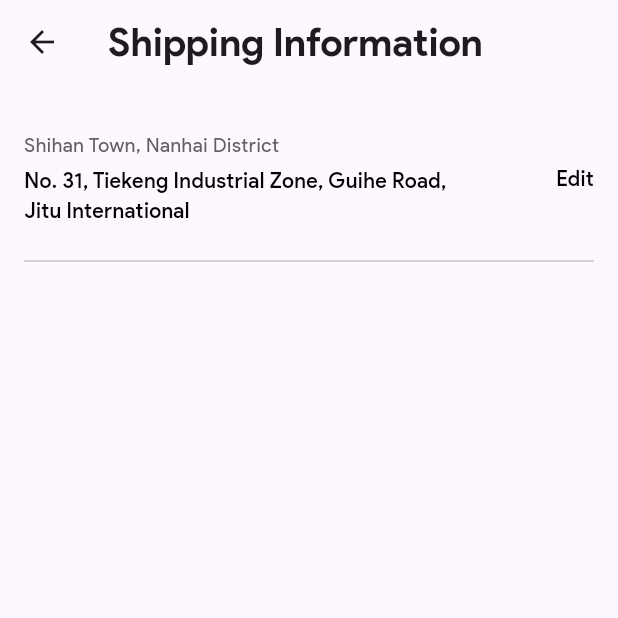
After one commit to ChhairongCoding/E_commerce_app, a Flutter app: the CheckoutScreen screen opened by its route, after a tap on "1. Shipping Information", on a phone screen of 412 x 824 dp, the top half of it. The commit adds this screen. Run offline on Flutter 3.47's test engine with Material 3 defaults, Android fonts, the phone set to English and light mode, and no system bars; our stand-ins replace cached_network_image, get, get_storage, hugeicons, jwt_decoder, pinput; accounts and stored records are empty; network calls fail.

Commit message:
UI checkout

```diff
--- a/lib/core/utils/app_pages.dart
+++ b/lib/core/utils/app_pages.dart
@@ -6,6 +6,7 @@ import 'package:e_commerce_app/views/auth_view/otp_screen.dart';
 import 'package:e_commerce_app/views/main_views/main_screen.dart';
 import 'package:e_commerce_app/views/notification_screen.dart';
 import 'package:e_commerce_app/views/payment_view/checkout_screen.dart';
+import 'package:e_commerce_app/views/payment_view/shipping_screen.dart';
 import 'package:e_commerce_app/views/shop_screen.dart';
 import 'package:e_commerce_app/widgets/custom_detail_product.dart';
 import 'package:get/get_navigation/get_navigation.dart';
@@ -24,5 +25,6 @@ List<GetPage<dynamic>> get appPages {
     GetPage(name: AppRoutes.detail, page: () => CustomDetailProduct()),
     GetPage(name: AppRoutes.notification, page: () => NotificationScreen()),
     GetPage(name: AppRoutes.checkout, page: () => CheckoutScreen()),
+    GetPage(name: AppRoutes.shipping, page: () => ShippingScreen()),
   ];
 }
--- a/lib/core/utils/app_routes.dart
+++ b/lib/core/utils/app_routes.dart
@@ -8,4 +8,5 @@ class AppRoutes {
   static String detail = '/detail';
   static String notification = '/notification';
   static String checkout = '/checkout';
+  static String shipping =  '/shipping' ;
 }
--- a/lib/views/cart_screen.dart
+++ b/lib/views/cart_screen.dart
@@ -1,6 +1,8 @@
 import 'package:cached_network_image/cached_network_image.dart';
+import 'package:e_commerce_app/core/utils/app_routes.dart';
 import 'package:e_commerce_app/widgets/show_checkout_bottom_sheet.dart';
 import 'package:flutter/material.dart';
+import 'package:get/get.dart';
 
 class CartScreen extends StatelessWidget {
   const CartScreen({super.key});
@@ -51,11 +53,14 @@ class CartScreen extends StatelessWidget {
                           ],
                         ),
                         ElevatedButton(
-                          style: ElevatedButton.styleFrom(),
+                          style: ElevatedButton.styleFrom(
+                          ),
                           onPressed: () {
-                            //check out
+                            Get.toNamed(AppRoutes.checkout);
                           },
-                          child: Text("Check-Out"),
+                          child: Text("Check out", style: Theme.of(context).textTheme.bodyMedium?.copyWith(
+
+                          ),),
                         ),
                       ],
                     ),
--- a/lib/views/notification_screen.dart
+++ b/lib/views/notification_screen.dart
@@ -35,7 +35,7 @@ class NotificationScreen extends StatelessWidget {
                         Text(
                           "Summer sale up to 20% off. Limited voucher. Get now!! 😜",
                           style: Theme.of(context).textTheme.bodyLarge
-                              ?.copyWith(color: Colors.blueGrey),
+                              ?.copyWith(color: Colors.grey[700]),
                         ),
                       ],
                     ),
@@ -59,7 +59,7 @@ class NotificationScreen extends StatelessWidget {
                         Text(
                           "New Autumn Collection 30% off",
                           style: Theme.of(context).textTheme.bodyLarge
-                              ?.copyWith(color: Colors.blueGrey),
+                              ?.copyWith(color: Colors.grey[700]),
                         ),
                       ],
                     ),
--- a/lib/views/payment_view/checkout_screen.dart
+++ b/lib/views/payment_view/checkout_screen.dart
@@ -1,4 +1,5 @@
 import 'package:cached_network_image/cached_network_image.dart';
+import 'package:e_commerce_app/core/utils/app_routes.dart';
 import 'package:flutter/material.dart';
 import 'package:get/get.dart';
 
@@ -10,98 +11,269 @@ class CheckoutScreen extends StatelessWidget {
   @override
   Widget build(BuildContext context) {
     return Scaffold(
-      appBar: AppBar(
-        centerTitle: true,
-        title: Text("Check out"),
-        leading: IconButton(
-          onPressed: () => Get.back(),
-          icon: Icon(Icons.arrow_back_ios),
+      appBar: AppBar(title: Text("Check out")),
+      body: SingleChildScrollView(
+        padding: const EdgeInsets.all(16),
+        child: Column(
+          children: [
+            // Product Card
+            Container(
+              padding: EdgeInsets.all(16),
+              decoration: BoxDecoration(
+                color: Colors.white,
+                boxShadow: [
+                  BoxShadow(
+                    color: Colors.black12,
+                    blurRadius: 3,
+                    offset: Offset(0, 5),
+                  ),
+                ],
+                borderRadius: BorderRadius.circular(12),
+              ),
+              child: Column(
+                spacing: 16,
+                children: List.generate(
+                  3,
+                  (index) => Row(
+                    children: [
+                      SizedBox(
+                        width: 100,
+                        child: CachedNetworkImage(
+                          fit: BoxFit.cover,
+                          imageUrl:
+                              "https://flatspotrecords.com/cdn/shop/files/ONLYONEMODEJERSEYFRONT2_1800x1800.png?v=1714055319",
                         ),
                       ),
-      body: Padding(
-        padding: EdgeInsets.all(16),
-        child: SingleChildScrollView(
+                      SizedBox(width: 16),
+                      Expanded(
                         child: Column(
-            spacing: 26,
-            children: [
-              Obx(
-                () => Column(
                           crossAxisAlignment: CrossAxisAlignment.start,
-                  spacing: 16,
                           children: [
                             Text(
-                      "Payment",
+                              "SPEED - ONLY ONE MODE JERSEY – Flatspot Records",
+                              style: Theme.of(context).textTheme.titleMedium
+                                  ?.copyWith(color: Colors.grey[700]),
+                            ),
+                            SizedBox(height: 8),
+                            Row(
+                              mainAxisAlignment: MainAxisAlignment.spaceBetween,
+                              children: [
+                                Text(
+                                  "\$60.00",
                                   style: Theme.of(context).textTheme.titleLarge,
                                 ),
-                    Row(
-                      spacing: 16,
-                      children: List.generate(3, (index) {
-                        final isSelected = selectedIndex.value == index;
-                        final icon = index == 0
-                            ? Icons.money_rounded
-                            : index == 1
-                            ? Icons.credit_card
-                            : Icons.more_horiz;
-
-                        final label = index == 0
-                            ? "Cash"
-                            : index == 1
-                            ? "Credit Card"
-                            : "More";
-
-                        return Expanded(
-                          child: GestureDetector(
-                            onTap: () => selectedIndex.value = index,
-                            child: Container(
-                              constraints: const BoxConstraints(
-                                minWidth: 200,
-                                minHeight: 70,
+                                GestureDetector(
+                                  onTap: () {},
+                                  child: Text(
+                                    "x1",
+                                    style: Theme.of(context)
+                                        .textTheme
+                                        .titleSmall
+                                        ?.copyWith(color: Colors.grey[700]),
                                   ),
-                              decoration: BoxDecoration(
-                                borderRadius: BorderRadius.circular(6),
-                                border: Border.all(
-                                  color: isSelected
-                                      ? Colors.blue
-                                      : const Color(0xff6E768A),
-                                  width: isSelected ? 1.5 : 0.4,
                                 ),
-                                color: isSelected
-                                    ? Colors.blue.withOpacity(0.1)
-                                    : null,
+                              ],
                             ),
-                              child: Column(
-                                mainAxisAlignment: MainAxisAlignment.center,
-                                children: [
-                                  Icon(
-                                    icon,
-                                    size: 32,
-                                    color: isSelected
-                                        ? Colors.blue
-                                        : const Color(0xff6E768A),
-                                  ),
-                                  Text(
-                                    label,
-                                    style: TextStyle(
-                                      fontSize: 14,
-                                      color: isSelected
-                                          ? Colors.blue
-                                          : const Color(0xff6E768A),
+                          ],
                         ),
                       ),
                     ],
                   ),
                 ),
               ),
-                        );
-                      }),
+            ),
+            SizedBox(height: 36),
+
+            // Address
+            address(context),
+
+            SizedBox(height: 36, child: Divider()),
+
+            // Payment
+            paymentMethod(context),
+
+            SizedBox(height: 36, child: Divider()),
+
+            Column(
+              spacing: 6,
+              crossAxisAlignment: CrossAxisAlignment.start,
+              children: [
+                Text(
+                  "Order Summary",
+                  style: Theme.of(context).textTheme.titleLarge?.copyWith(
+                    fontSize: 24,
+                    fontWeight: FontWeight.w500,
+                  ),
+                ),
+                Row(
+                  mainAxisAlignment: MainAxisAlignment.spaceBetween,
+                  children: [
+                    Text(
+                      "Subtotal",
+                      style: Theme.of(context).textTheme.bodyLarge,
+                    ),
+                    Text("\$100", style: Theme.of(context).textTheme.bodyLarge),
+                  ],
+                ),
+                Row(
+                  mainAxisAlignment: MainAxisAlignment.spaceBetween,
+                  children: [
+                    Text(
+                      "Shipping (Standard 5-8day) ",
+                      style: Theme.of(context).textTheme.bodyLarge,
+                    ),
+                    Text(
+                      "\$8.55",
+                      style: Theme.of(context).textTheme.bodyLarge,
+                    ),
+                  ],
+                ),
+                Row(
+                  mainAxisAlignment: MainAxisAlignment.spaceBetween,
+                  children: [
+                    Text("Tax", style: Theme.of(context).textTheme.bodyLarge),
+                    Text("\$0", style: Theme.of(context).textTheme.bodyLarge),
+                  ],
+                ),
+                Row(
+                  mainAxisAlignment: MainAxisAlignment.spaceBetween,
+                  children: [
+                    Text("Total", style: Theme.of(context).textTheme.bodyLarge),
+                    Text(
+                      "\$108.55",
+                      style: Theme.of(context).textTheme.bodyLarge,
+                    ),
+                  ],
+                ),
+              ],
+            ),
+            SizedBox(height: 36),
+            SizedBox(
+              width: double.infinity,
+              child: ElevatedButton(
+                style: ElevatedButton.styleFrom(
+                  fixedSize: Size(double.infinity, 20),
+                ),
+                onPressed: () {},
+                child: Text(
+                  "Confirm Order",
+                  style: Theme.of(context).textTheme.bodyLarge,
+                ),
+              ),
             ),
           ],
         ),
       ),
+    );
+  }
 
-             Obx(()=> selectedIndex.value == 1 ? creditCard(context) : SizedBox.shrink(),)
+  Column paymentMethod(BuildContext context) {
+    return Column(
+      crossAxisAlignment: CrossAxisAlignment.start,
+      children: [
+        Text(
+          "2. Payment Method",
+          style: Theme.of(context).textTheme.titleLarge?.copyWith(
+            fontSize: 24,
+            fontWeight: FontWeight.w500,
+          ),
+        ),
+        SizedBox(height: 6),
+        Row(
+          mainAxisAlignment: MainAxisAlignment.spaceBetween,
+          children: [
+            SizedBox(
+              width: 200,
+              child: Column(
+                crossAxisAlignment: CrossAxisAlignment.start,
+                children: [
+                  Text(
+                    "Chhairong Chhin",
+                    style: Theme.of(
+                      context,
+                    ).textTheme.bodyLarge?.copyWith(color: Colors.grey[700]),
+                  ),
+                  Text(
+                    "Visa Platinum",
+                    style: Theme.of(
+                      context,
+                    ).textTheme.bodyLarge?.copyWith(color: Colors.grey[700]),
+                  ),
+                  Text(
+                    "**** **** **** 5342",
+                    style: Theme.of(
+                      context,
+                    ).textTheme.bodyLarge?.copyWith(color: Colors.grey[700]),
+                  ),
+                  Text(
+                    "EXP 10/22",
+                    style: Theme.of(
+                      context,
+                    ).textTheme.bodyLarge?.copyWith(color: Colors.grey[700]),
+                  ),
                 ],
               ),
+            ),
+            Row(
+              children: [
+                Text(
+                  "Edit",
+                  style: Theme.of(
+                    context,
+                  ).textTheme.bodyLarge?.copyWith(color: Colors.blue),
+                ),
+                Icon(Icons.arrow_forward_ios, size: 16, color: Colors.blue),
+              ],
+            ),
+          ],
+        ),
+      ],
+    );
+  }
+
+  Container address(BuildContext context) {
+    return Container(
+      decoration: BoxDecoration(borderRadius: BorderRadius.circular(12)),
+      child: GestureDetector(
+        onTap: () => Get.toNamed(AppRoutes.shipping),
+        child: Column(
+          crossAxisAlignment: CrossAxisAlignment.start,
+          children: [
+            Text(
+              "1. Shipping Information",
+              style: Theme.of(context).textTheme.titleLarge?.copyWith(
+                fontSize: 24,
+                fontWeight: FontWeight.w500,
+              ),
+            ),
+
+            SizedBox(height: 6),
+            Row(
+              mainAxisAlignment: MainAxisAlignment.spaceBetween,
+              children: [
+                SizedBox(
+                  width: 200,
+                  child: Text(
+                    "No. 86A, Street 110, Russian Federation Blvd (110), Phnom Penh",
+                    style: Theme.of(
+                      context,
+                    ).textTheme.bodyLarge?.copyWith(color: Colors.grey[700]),
+                  ),
+                ),
+                Row(
+                  children: [
+                    Text(
+                      "Edit",
+                      style: Theme.of(
+                        context,
+                      ).textTheme.bodyLarge?.copyWith(color: Colors.blue),
+                    ),
+                    Icon(Icons.arrow_forward_ios, size: 16, color: Colors.blue),
+                  ],
+                ),
+              ],
+            ),
+          ],
         ),
       ),
     );
@@ -130,7 +302,7 @@ class CheckoutScreen extends StatelessWidget {
           height: 200,
           child: ListView.builder(
             scrollDirection: Axis.horizontal,
-              itemCount: 2, // number of cards
+            itemCount: 2,
             itemBuilder: (context, index) {
               final isSelected = selectedCardIndex.value == index;
               return GestureDetector(
@@ -153,7 +325,7 @@ class CheckoutScreen extends StatelessWidget {
                             BoxShadow(
                               color: Colors.blue.withOpacity(0.3),
                               blurRadius: 12,
-                                offset: const Offset(0, 4),
+                              offset: Offset(0, 4),
                             ),
                           ]
                         : [],
@@ -191,10 +363,7 @@ class CheckoutScreen extends StatelessWidget {
                           ),
                           Text(
                             "12/27",
-                              style: TextStyle(
-                                color: Colors.white,
-                                fontSize: 14,
-                              ),
+                            style: TextStyle(color: Colors.white, fontSize: 14),
                           ),
                         ],
                       ),
--- /dev/null
+++ b/lib/views/payment_view/shipping_screen.dart
@@ -0,0 +1,53 @@
+import 'package:flutter/material.dart';
+
+class ShippingScreen extends StatelessWidget {
+  const ShippingScreen({super.key});
+
+  @override
+  Widget build(BuildContext context) {
+    return Scaffold(
+      appBar: AppBar(title: Text("Shipping Information")),
+      body: Padding(
+        padding:  EdgeInsets.all(16),
+        child: Column(
+          children: [
+            Padding(
+              padding: const EdgeInsets.only(top: 16,bottom: 16),
+              child: Row(
+                mainAxisAlignment: MainAxisAlignment.spaceBetween,
+                children: [
+                  Flexible(
+                    flex: 3,
+                    child: Column(
+                      spacing: 5,
+                      crossAxisAlignment: CrossAxisAlignment.start,
+                      children: [
+                        Text(
+                          "Shihan Town, Nanhai District",
+                          style: Theme.of(
+                            context,
+                          ).textTheme.bodySmall?.copyWith(color: Colors.grey[700]),
+                        ),
+                        Text(
+                          "No. 31, Tiekeng Industrial Zone, Guihe Road, Jitu International",
+                          style: TextStyle(
+                            overflow: TextOverflow.ellipsis
+                          ),
+                          maxLines: 2,
+                        ),
+                      ],
+                    ),
+                  ),
+                   Flexible(
+                    child: Text("Edit")
+                  ),
+                ],
+              ),
+            ),
+            Divider()
+          ],
+        ),
+      ),
+    );
+  }
+}
--- /dev/null
+++ b/lib/widgets/shipping_bottom_sheet.dart
@@ -0,0 +1,28 @@
+import 'package:flutter/material.dart';
+import 'package:get/get.dart';
+
+
+void ShippingBottomSheet(BuildContext context) {
+  Get.bottomSheet(
+    isDismissible: false,
+    enableDrag: true,
+    isScrollControlled: true,
+    Container(
+      decoration: BoxDecoration(
+        borderRadius: BorderRadius.circular(16),
+        color: Colors.white
+      ),
+       width: double.infinity,
+      height: MediaQuery.of(context).size.height * 0.85,
+      child: Padding(
+        padding: const EdgeInsets.all(8.0),
+        child: Column(
+          crossAxisAlignment: CrossAxisAlignment.start,
+          children: [
+            Text("Shipping Address",style: Theme.of(context).textTheme.titleMedium?.copyWith(fontWeight: FontWeight.w800),)
+          ],
+        ),
+      ),
+    )
+  );
+}
```
Lines whose indentation alone changed are shown as unchanged.
